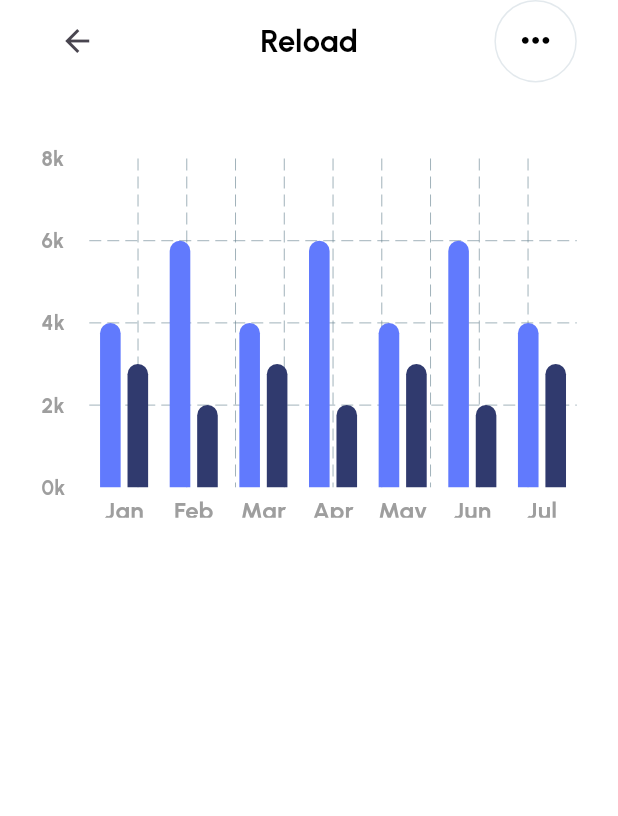
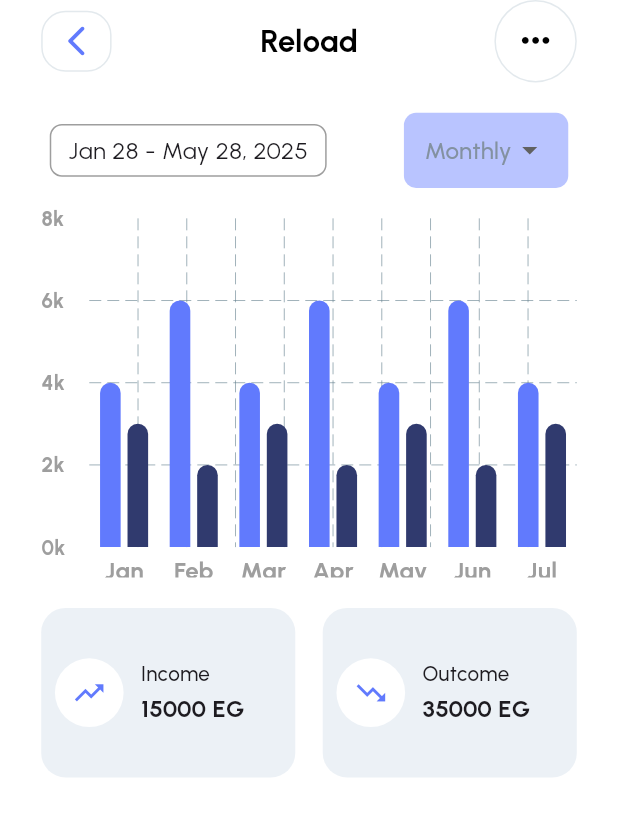
Before and after one commit to konynour/FINANCE_UI, a Flutter app: the StatisticsScreen widget shown alone on an empty page, opened directly, on a phone screen of 412 x 824 dp. Shown: the top 816 px of the screen. Run offline on Flutter 3.47's test engine with Material 3 defaults, Android fonts, the phone set to English and light mode, and no system bars; drawn by our look-alikes of fl_chart; our stand-ins replace carousel_slider, dots_indicator, flutter_screenutil, flutter_svg, go_router, pin_code_fields.

Commit message:
Initial commit

```diff
--- a/lib/features/auth/forgot_password_screen.dart
+++ b/lib/features/auth/forgot_password_screen.dart
@@ -7,6 +7,7 @@ import 'package:finance_ui/core/styleling/wiget/spacing_widgets.dart';
 import 'package:flutter/material.dart';
 import 'package:flutter_screenutil/flutter_screenutil.dart';
 import 'package:go_router/go_router.dart';
+import 'package:finance_ui/core/styleling/back_button.dart' as custom;
 
 class ForgotPassword extends StatefulWidget {
   const ForgotPassword({super.key});
@@ -36,7 +37,7 @@ class _ForgotPasswordState extends State<ForgotPassword> {
               crossAxisAlignment: CrossAxisAlignment.start,
               children: [
                 const heightspace(12),
-                const BackButton(),
+                const custom.BackButton(),
                 SizedBox(height: 28.h),
 
                 SizedBox(
--- a/lib/features/auth/login_screen.dart
+++ b/lib/features/auth/login_screen.dart
@@ -9,6 +9,7 @@ import 'package:finance_ui/features/auth/widgets/social_login_button.dart';
 import 'package:flutter/material.dart';
 import 'package:flutter_screenutil/flutter_screenutil.dart';
 import 'package:go_router/go_router.dart';
+import 'package:finance_ui/core/styleling/back_button.dart' as custom;
 
 class LoginScreen extends StatefulWidget {
   const LoginScreen({super.key});
@@ -43,7 +44,7 @@ class _LoginScreenState extends State<LoginScreen> {
                 crossAxisAlignment: CrossAxisAlignment.start,
                 children: [
                   const heightspace(12),
-                  const BackButton(),
+                  const custom.BackButton(),
                   SizedBox(height: 28.h),
 
                   SizedBox(
@@ -130,7 +131,7 @@ class _LoginScreenState extends State<LoginScreen> {
                         ),
                         children: [
                           TextSpan(
-                            text: " Login Now",
+                            text: " Register Now",
                             style: AppStyles.black15BoldStyle,
                           ),
                         ],
--- a/lib/features/auth/register_login_screen.dart
+++ b/lib/features/auth/register_login_screen.dart
@@ -9,6 +9,7 @@ import 'package:finance_ui/features/auth/widgets/social_login_button.dart';
 import 'package:flutter/material.dart';
 import 'package:flutter_screenutil/flutter_screenutil.dart';
 import 'package:go_router/go_router.dart';
+import 'package:finance_ui/core/styleling/back_button.dart' as custom;
 
 class RegisterLoginScreen extends StatefulWidget {
   const RegisterLoginScreen({super.key});
@@ -48,7 +49,7 @@ class _MyWidgetState extends State<RegisterLoginScreen> {
                 crossAxisAlignment: CrossAxisAlignment.start,
                 children: [
                   const heightspace(12),
-                  const BackButton(),
+                  const custom.BackButton(),
                   SizedBox(height: 28.h),
 
                   SizedBox(
@@ -118,15 +119,13 @@ class _MyWidgetState extends State<RegisterLoginScreen> {
 
                   SizedBox(height: 15.h),
 
-
                   SizedBox(height: 30.h),
 
                   PrimaryButtonWidget(
                     buttonText: "Register",
                     onPress: () {
                       if (formkey.currentState!.validate()) {}
-                    GoRouter.of(context).pushNamed(AppRoutes.mainscreen);
-
+                      GoRouter.of(context).pushNamed(AppRoutes.mainscreen);
                     },
                   ),
                   const SizedBox(height: 35),
@@ -139,13 +138,13 @@ class _MyWidgetState extends State<RegisterLoginScreen> {
                   Center(
                     child: RichText(
                       text: TextSpan(
-                        text: "Don't have an account?",
+                        text: "Already have an account? ",
                         style: AppStyles.black15BoldStyle.copyWith(
                           color: AppCorlors.primarycolor,
                         ),
                         children: [
                           TextSpan(
-                            text: " Register Now",
+                            text: " Login Now",
                             style: AppStyles.black15BoldStyle,
                           ),
                         ],
--- a/lib/features/statistics/statistics.dart
+++ b/lib/features/statistics/statistics.dart
@@ -2,6 +2,7 @@ import 'package:finance_ui/core/styleling/app_corlors.dart';
 import 'package:finance_ui/core/styleling/app_styles.dart';
 import 'package:fl_chart/fl_chart.dart';
 import 'package:flutter/material.dart';
+import 'package:finance_ui/core/styleling/back_button.dart' as custom;
 import 'package:flutter_screenutil/flutter_screenutil.dart';
 
 class StatisticsScreen extends StatefulWidget {
@@ -28,20 +29,17 @@ class _StatisticsScreenState extends State<StatisticsScreen> {
       child: SingleChildScrollView(
         child: Column(
           children: [
+            // Header
             Stack(
               alignment: Alignment.center,
               children: [
-                // Back Button on the left
                 Align(
                   alignment: Alignment.centerLeft,
-                  child: const BackButton(),
+                  child: const custom.BackButton(),
                 ),
-
-                // Title in the center
                 Center(
                   child: Text("Reload", style: AppStyles.black18BoldStyle),
                 ),
-                SizedBox(height: 20), // More icon on the right
                 Align(
                   alignment: Alignment.centerRight,
                   child: Container(
@@ -58,13 +56,69 @@ class _StatisticsScreenState extends State<StatisticsScreen> {
                     child: Icon(
                       Icons.more_horiz,
                       size: 24.sp,
-                      color: Color(0xff000000),
+                      color: const Color(0xff000000),
                     ),
                   ),
                 ),
               ],
             ),
-            SizedBox(height: 50.h),
+
+            SizedBox(height: 20.h),
+
+            // Date Range Selector
+            Row(
+              mainAxisAlignment: MainAxisAlignment.center,
+              children: [
+                Container(
+                  padding: EdgeInsets.symmetric(
+                    horizontal: 10.w,
+                    vertical: 5.h,
+                  ),
+                  decoration: BoxDecoration(
+                    border: Border.all(color: Colors.grey),
+                    borderRadius: BorderRadius.circular(8.r),
+                  ),
+                  child: Text(
+                    "Jan 28 - May 28, 2025",
+                    style: TextStyle(fontSize: 14.sp),
+                  ),
+                ),
+                SizedBox(width: 45.w),
+                Container(
+                  padding: EdgeInsets.symmetric(
+                    horizontal: 12.w,
+                    vertical: 1.h,
+                  ),
+                  decoration: BoxDecoration(
+                    color: const Color(0xffB9C4FF),
+                    borderRadius: BorderRadius.circular(8.r),
+                  ),
+                  child: DropdownButton<String>(
+                    value: "Monthly",
+                    items:
+                        <String>["Monthly", "Weekly", "Yearly"].map((
+                          String value,
+                        ) {
+                          return DropdownMenuItem<String>(
+                            value: value,
+                            child: Text(
+                              value,
+                              style: TextStyle(fontSize: 14.sp),
+                            ),
+                          );
+                        }).toList(),
+                    onChanged: (_) {},
+                    underline: const SizedBox(),
+                    icon: const Icon(Icons.arrow_drop_down),
+                    dropdownColor: const Color(0xffB9C4FF),
+                  ),
+                ),
+              ],
+            ),
+
+            SizedBox(height: 20.h),
+
+            // Bar Chart
             SizedBox(
               height: 236.h,
               width: double.infinity,
@@ -79,10 +133,85 @@ class _StatisticsScreenState extends State<StatisticsScreen> {
                 ),
               ),
             ),
-            SizedBox(height: 20),
-            // Add your other widgets here if needed
+
+            SizedBox(height: 20.h),
+
+            GridView.count(
+              shrinkWrap: true,
+              physics: const NeverScrollableScrollPhysics(),
+              crossAxisCount: 2,
+              crossAxisSpacing: 16.sp,
+              mainAxisSpacing: 8.sp,
+              childAspectRatio: 1.5,
+              children: [
+                _buildStatCard(
+                  value: "15000 EG",
+                  title: "Income",
+                  icon: Icons.trending_up,
+                ),
+                _buildStatCard(
+                  value: "35000 EG",
+                  title: "Outcome",
+                  icon: Icons.trending_down,
+                ),
+              ],
+            ),
+
+            SizedBox(height: 20.h),
           ],
         ),
+      ),
+    );
+  }
+
+  Widget _buildStatCard({
+    required String title,
+    required String value,
+    required IconData icon,
+  }) {
+    return Container(
+      padding: EdgeInsets.symmetric(horizontal: 8.w, vertical: 10.h),
+      decoration: BoxDecoration(
+        color: const Color(0xffECF1F6),
+        borderRadius: BorderRadius.circular(16.r),
+      ),
+      child: Row(
+        children: [
+          Container(
+            width: 40.w,
+            height: 40.w,
+            decoration: BoxDecoration(
+              shape: BoxShape.circle,
+              color: Colors.white,
+            ),
+            child: Icon(icon, color: AppCorlors.primarycolor, size: 20.sp),
+          ),
+          SizedBox(width: 10.w),
+          Expanded(
+            child: Column(
+              crossAxisAlignment: CrossAxisAlignment.start,
+              mainAxisAlignment: MainAxisAlignment.center,
+              children: [
+                Text(
+                  title,
+                  style: TextStyle(
+                    fontSize: 12.sp,
+                    fontWeight: FontWeight.w500,
+                  ),
+                  overflow: TextOverflow.ellipsis,
+                ),
+                SizedBox(height: 2.h),
+                Text(
+                  value,
+                  style: TextStyle(
+                    fontSize: 14.sp,
+                    fontWeight: FontWeight.bold,
+                  ),
+                ),
+              ],
+            ),
+          ),
+        ],
       ),
     );
   }
@@ -109,13 +238,13 @@ class _StatisticsScreenState extends State<StatisticsScreen> {
         break;
       case 4:
         text = 'May';
-        break; // Fixed typo from 'Jaun' to 'May'
+        break;
       case 5:
         text = 'Jun';
-        break; // Fixed typo from 'July' to 'Jun'
+        break;
       case 6:
         text = 'Jul';
-        break; // Fixed typo from 'Sn' to 'Jul'
+        break;
       default:
         text = '';
         break;
@@ -161,13 +290,13 @@ class _StatisticsScreenState extends State<StatisticsScreen> {
   FlBorderData get borderData => FlBorderData(show: false);
 
   List<BarChartGroupData> get barGroups => [
-    for (int i = 0; i < 7; i++) // Changed from 5 to 7 to match month count
+    for (int i = 0; i < 7; i++)
       BarChartGroupData(
         x: i,
         barsSpace: 4.w,
         barRods: [
           BarChartRodData(
-            toY: (i % 2 == 0) ? 4 : 6, // Varying heights for visual interest
+            toY: (i % 2 == 0) ? 4 : 6,
             color: AppCorlors.primarycolor,
             width: 12.w,
             borderRadius: BorderRadius.only(
--- a/lib/features/verify_otp/verify_otp_screen.dart
+++ b/lib/features/verify_otp/verify_otp_screen.dart
@@ -2,9 +2,8 @@ import 'package:finance_ui/core/routing/app_routes.dart';
 import 'package:finance_ui/core/styleling/app_corlors.dart';
 import 'package:finance_ui/core/styleling/app_styles.dart';
 import 'package:finance_ui/core/styleling/wiget/primary_button_widget.dart';
-
+import 'package:finance_ui/core/styleling/back_button.dart' as custom;
 import 'package:finance_ui/core/styleling/wiget/spacing_widgets.dart';
-
 import 'package:flutter/material.dart';
 import 'package:flutter_screenutil/flutter_screenutil.dart';
 import 'package:go_router/go_router.dart';
@@ -41,7 +40,7 @@ class _verifyOtpScreenState extends State<verifyOtpScreen> {
                 crossAxisAlignment: CrossAxisAlignment.start,
                 children: [
                   const heightspace(12),
-                  const BackButton(),
+                  const custom.BackButton(),
                   SizedBox(height: 28.h),
 
                   SizedBox(
--- a/lib/features/verify_otp/widget/create_new_password_screen.dart
+++ b/lib/features/verify_otp/widget/create_new_password_screen.dart
@@ -6,6 +6,7 @@ import 'package:finance_ui/core/styleling/wiget/spacing_widgets.dart';
 import 'package:flutter/material.dart';
 import 'package:flutter_screenutil/flutter_screenutil.dart';
 import 'package:go_router/go_router.dart';
+import 'package:finance_ui/core/styleling/back_button.dart' as custom;
 
 class CreateNewPasswordScreen extends StatefulWidget {
   const CreateNewPasswordScreen({super.key});
@@ -40,7 +41,7 @@ class _CreateNewPasswordScreenState extends State<CreateNewPasswordScreen> {
               crossAxisAlignment: CrossAxisAlignment.start,
               children: [
                 const heightspace(12),
-                const BackButton(),
+                const custom.BackButton(),
                 SizedBox(height: 28.h),
 
                 SizedBox(
```
